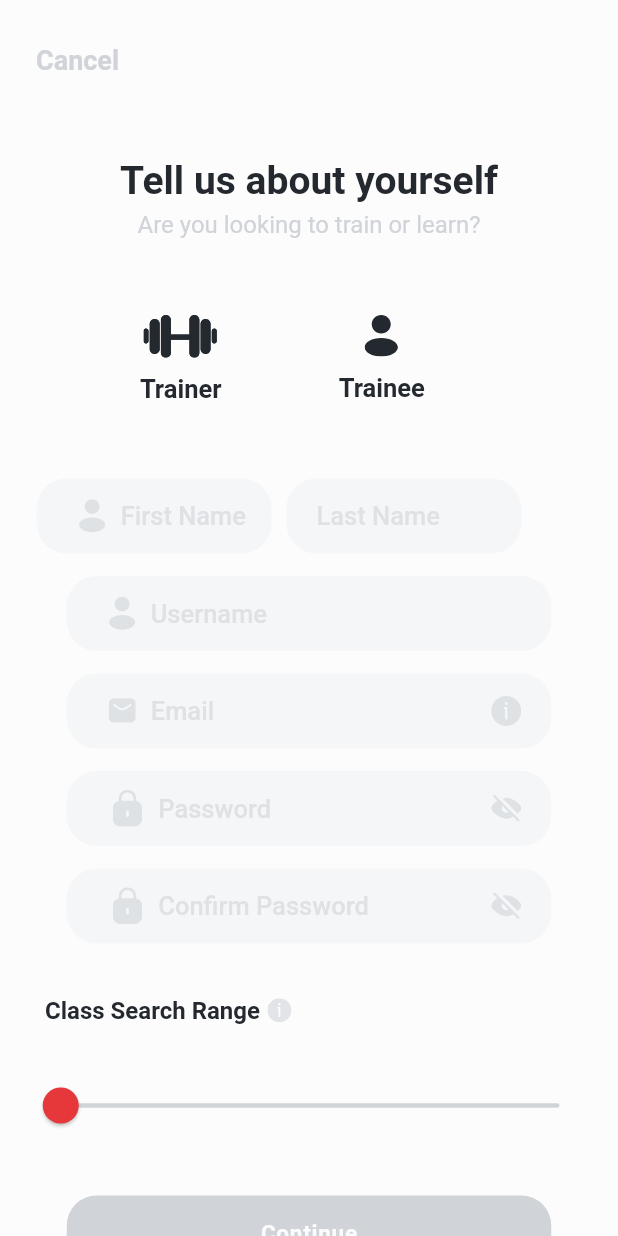
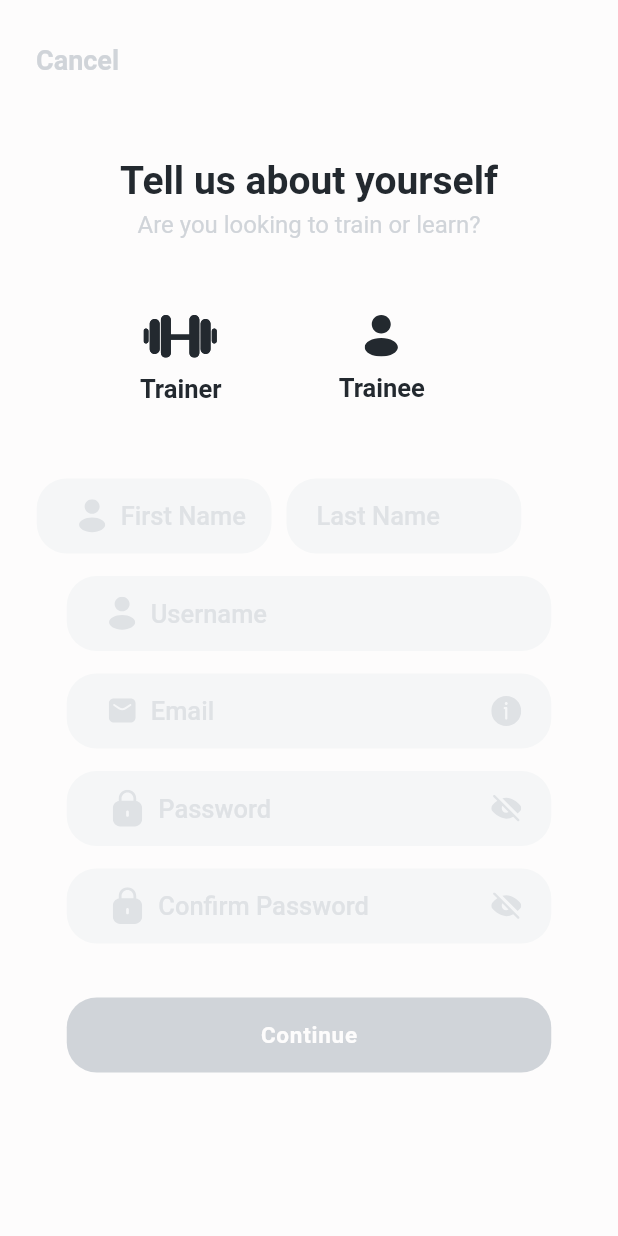
Before and after one commit to SJanvekar/HelloFitsy, a Flutter app: the PersonalInfo screen opened directly, on a phone screen of 412 x 824 dp. Run offline on Flutter 3.47's test engine with Material 2 defaults, Android fonts, the light colour scheme and no system bars; our stand-ins replace auto_size_text, dio, flutter_bloc, flutter_rating_bar, flutter_svg, fluttertoast and 1 more; missing offline and left inert: google_sign_in_web, sign_in_with_apple_web; Roboto replaces fonts that are missing (SFDisplay).

Commit message:
Commented slider out

```diff
--- a/lib/screen/login/components/personalInfo.dart
+++ b/lib/screen/login/components/personalInfo.dart
@@ -227,77 +227,80 @@ class _PersonalInfoState extends State<PersonalInfo> {
               ),
               child: textInputPasswordAndConfirm(),
             ),
-            Padding(
-              padding: const EdgeInsets.only(
-                top: 35,
-              ),
-              child: Column(
-                children: [
-                  Padding(
-                    padding: const EdgeInsets.only(left: 30.0),
-                    child: Row(
-                      children: [
-                        Text('Class Search Range',
-                            style: TextStyle(
-                              fontFamily: 'SFDisplay',
-                              color: jetBlack,
-                              fontSize: 16,
-                              fontWeight: FontWeight.w600,
-                            )),
-                        Padding(
-                          padding: const EdgeInsets.only(left: 5.0),
-                          child: SvgPicture.asset(
-                            'assets/icons/InformationIcon.svg',
-                            height: 16,
-                            width: 16,
-                            color: shark,
-                          ),
-                        )
-                      ],
-                    ),
-                  ),
-                  Padding(
-                    padding: const EdgeInsets.only(
-                        top: 30.0, left: 15.0, right: 15.0),
-                    child: SliderTheme(
-                      data: SliderTheme.of(context).copyWith(
-                        trackHeight: 3,
-                        trackShape: RoundedRectSliderTrackShape(),
-                        activeTrackColor: strawberry,
-                        inactiveTrackColor: shark,
-                        thumbShape: RoundSliderThumbShape(
-                          enabledThumbRadius: 12,
-                          pressedElevation: 0,
-                        ),
-                        thumbColor: strawberry,
-                        overlayColor: Color(0x00000000),
-                        tickMarkShape: RoundSliderTickMarkShape(),
-                        activeTickMarkColor: strawberry,
-                        inactiveTickMarkColor: shark,
-                        valueIndicatorShape: PaddleSliderValueIndicatorShape(),
-                        valueIndicatorColor: strawberry,
-                        valueIndicatorTextStyle: TextStyle(
-                          fontFamily: 'SFRounded',
-                          color: snow,
-                          fontWeight: FontWeight.w600,
-                          fontSize: 20.0,
-                        ),
-                      ),
-                      child: Slider(
-                        value: range,
-                        min: 0,
-                        max: 100,
-                        divisions: 20,
-                        label: '${range.round()} km',
-                        onChanged: (newRange) {
-                          setState(() => range = newRange);
-                        },
-                      ),
-                    ),
-                  )
-                ],
-              ),
-            ),
+
+            //Slider Stuff
+
+            // Padding(
+            //   padding: const EdgeInsets.only(
+            //     top: 35,
+            //   ),
+            //   child: Column(
+            //     children: [
+            //       Padding(
+            //         padding: const EdgeInsets.only(left: 30.0),
+            //         child: Row(
+            //           children: [
+            //             Text('Class Search Range',
+            //                 style: TextStyle(
+            //                   fontFamily: 'SFDisplay',
+            //                   color: jetBlack,
+            //                   fontSize: 16,
+            //                   fontWeight: FontWeight.w600,
+            //                 )),
+            //             Padding(
+            //               padding: const EdgeInsets.only(left: 5.0),
+            //               child: SvgPicture.asset(
+            //                 'assets/icons/InformationIcon.svg',
+            //                 height: 16,
+            //                 width: 16,
+            //                 color: shark,
+            //               ),
+            //             )
+            //           ],
+            //         ),
+            //       ),
+            //       Padding(
+            //         padding: const EdgeInsets.only(
+            //             top: 30.0, left: 15.0, right: 15.0),
+            //         child: SliderTheme(
+            //           data: SliderTheme.of(context).copyWith(
+            //             trackHeight: 3,
+            //             trackShape: RoundedRectSliderTrackShape(),
+            //             activeTrackColor: strawberry,
+            //             inactiveTrackColor: shark,
+            //             thumbShape: RoundSliderThumbShape(
+            //               enabledThumbRadius: 12,
+            //               pressedElevation: 0,
+            //             ),
+            //             thumbColor: strawberry,
+            //             overlayColor: Color(0x00000000),
+            //             tickMarkShape: RoundSliderTickMarkShape(),
+            //             activeTickMarkColor: strawberry,
+            //             inactiveTickMarkColor: shark,
+            //             valueIndicatorShape: PaddleSliderValueIndicatorShape(),
+            //             valueIndicatorColor: strawberry,
+            //             valueIndicatorTextStyle: TextStyle(
+            //               fontFamily: 'SFRounded',
+            //               color: snow,
+            //               fontWeight: FontWeight.w600,
+            //               fontSize: 20.0,
+            //             ),
+            //           ),
+            //           child: Slider(
+            //             value: range,
+            //             min: 0,
+            //             max: 100,
+            //             divisions: 100,
+            //             label: '${range.round()} km',
+            //             onChanged: (newRange) {
+            //               setState(() => range = newRange);
+            //             },
+            //           ),
+            //         ),
+            //       )
+            //     ],
+            //   ),
+            // ),
             Padding(
               padding: const EdgeInsets.only(top: 36.0, bottom: 45),
               child: GestureDetector(
```
